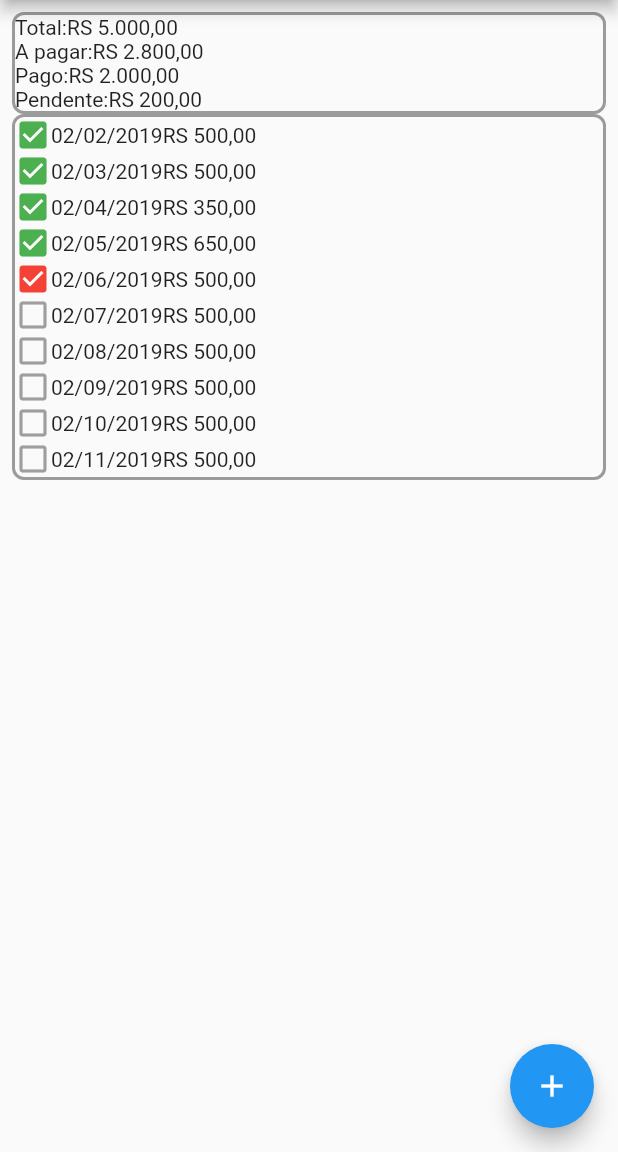
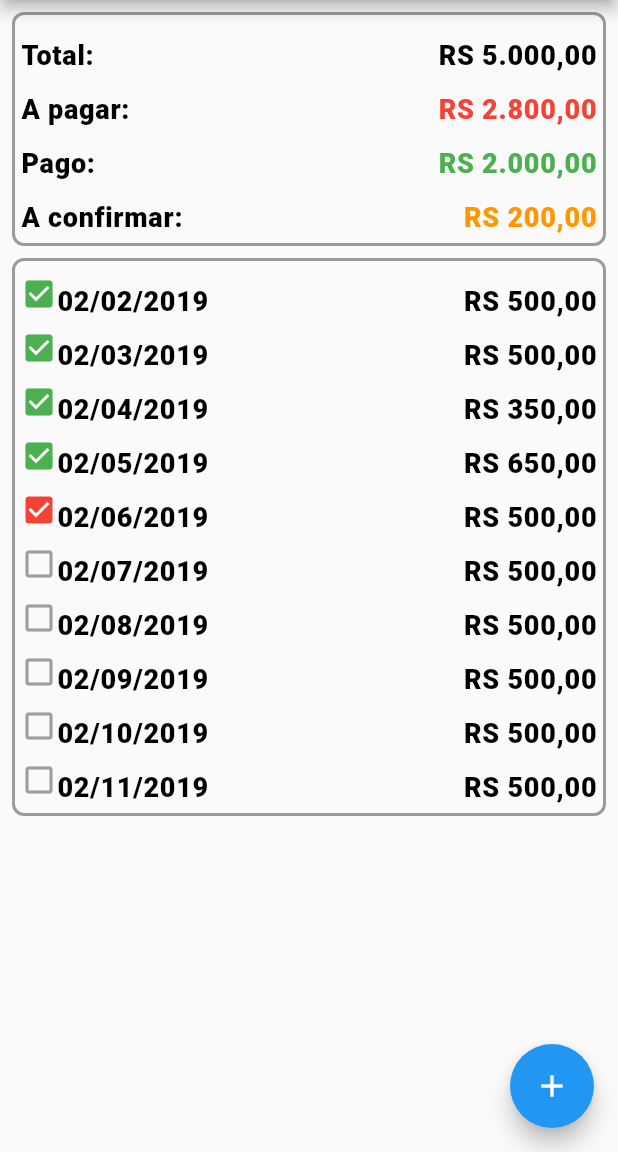
Before and after one commit to koitim/formatura_abc, a Flutter app: the screen it shows after launch, on a phone screen of 412 x 824 dp, the part 84-1236 px from its top. Run offline on Flutter 3.47's test engine with Material 2 defaults, Android fonts, the phone set to English and light mode, and no system bars.

Commit message:
Layout da tela para visualizar pagamentos quase ok.

```diff
--- a/lib/components/payment_history_line.dart
+++ b/lib/components/payment_history_line.dart
@@ -16,9 +16,15 @@ class PaymentHistoryLine extends StatelessWidget {
   @override
   Widget build(BuildContext context) {
     return Row(
+      mainAxisAlignment: MainAxisAlignment.spaceBetween,
       children: <Widget>[
-        getIcon(status),
-        Text(date),
+        Row(
+          mainAxisAlignment: MainAxisAlignment.start,
+          children: <Widget>[
+            getIcon(status),
+            Text(date),
+          ],
+        ),
         Text(value),
       ],
     );
@@ -39,8 +45,4 @@ class PaymentHistoryLine extends StatelessWidget {
     }
     return icon;
   }
-
-  Color getColor(int status) {
-    return (status == EXPIRING_AMOUNT?Colors.grey:status == EXPIRED_AMOUNT?Colors.red:Colors.green);
-  }
 }
--- a/lib/components/totalizing_line.dart
+++ b/lib/components/totalizing_line.dart
@@ -4,18 +4,21 @@ class TotalizingLine extends StatelessWidget {
 
   final String text;
   final String value;
+  final Color colorValue;
 
   TotalizingLine(
       this.text,
-      this.value
+      this.value,
+      this.colorValue,
       );
 
   @override
   Widget build(BuildContext context) {
     return Row(
+      mainAxisAlignment: MainAxisAlignment.spaceBetween,
       children: <Widget>[
         Text(text),
-        Text(value),
+        Text(value,style: TextStyle(color: colorValue),),
       ],
     );
   }
--- a/lib/screens/view_payment_information.dart
+++ b/lib/screens/view_payment_information.dart
@@ -13,6 +13,15 @@ class ViewPaymentInformation extends StatefulWidget {
 }
 
 class _ViewPaymentInformation extends State<ViewPaymentInformation> {
+
+  final descTextStyle = TextStyle(
+    color: Colors.black,
+    fontWeight: FontWeight.w800,
+    fontFamily: 'Roboto',
+    letterSpacing: 0.5,
+    fontSize: 18,
+    height: 2,
+  );
 
   @override
   Widget build(BuildContext context) {
@@ -33,25 +42,28 @@ class _ViewPaymentInformation extends State<ViewPaymentInformation> {
       ),
       body: Padding(
         padding: const EdgeInsets.all(8.0),
-        child: Center(
+        child: DefaultTextStyle(style: descTextStyle, child: Center(
           child: Column(
             mainAxisAlignment: MainAxisAlignment.start,
             children: <Widget>[
               Container(
+                  padding: const EdgeInsets.all(4.0),
                   decoration: BoxDecoration(
                       border: Border.all(width: 2, color: Colors.black38),
                       borderRadius: const BorderRadius.all(const Radius.circular(8))
                   ),
                   child: Column(
                     children: <Widget>[
-                    TotalizingLine('Total:', 'RS 5.000,00'),
-                    TotalizingLine('A pagar:', 'RS 2.800,00'),
-                    TotalizingLine('Pago:', 'RS 2.000,00'),
-                    TotalizingLine('Pendente:', 'RS 200,00'),
+                      TotalizingLine('Total:', 'RS 5.000,00', Colors.black),
+                      TotalizingLine('A pagar:', 'RS 2.800,00', Colors.red),
+                      TotalizingLine('Pago:', 'RS 2.000,00', Colors.green),
+                      TotalizingLine('A confirmar:', 'RS 200,00', Colors.orange),
                     ],
                   )
               ),
               Container(
+                margin: EdgeInsets.fromLTRB(0, 8.0, 0, 0),
+                padding: const EdgeInsets.all(4.0),
                 decoration: BoxDecoration(
                     border: Border.all(width: 2, color: Colors.black38),
                     borderRadius: const BorderRadius.all(const Radius.circular(8))
@@ -73,7 +85,7 @@ class _ViewPaymentInformation extends State<ViewPaymentInformation> {
               ),
             ],
           ),
-        ),
+        ),),
       ),
       floatingActionButton: FloatingActionButton(
        // onPressed: _incrementCounter,
```
Lines whose indentation alone changed are shown as unchanged.
